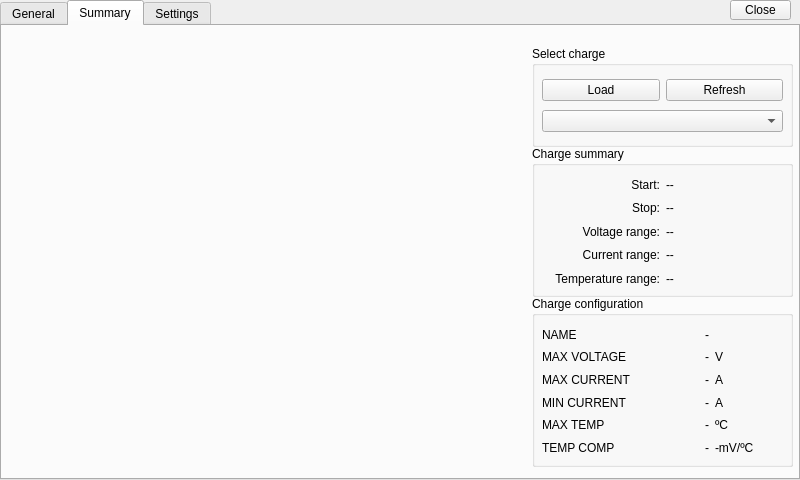
Above: form.ui from SFLACUEVA/AppQT before the change. Below: the same form after it.
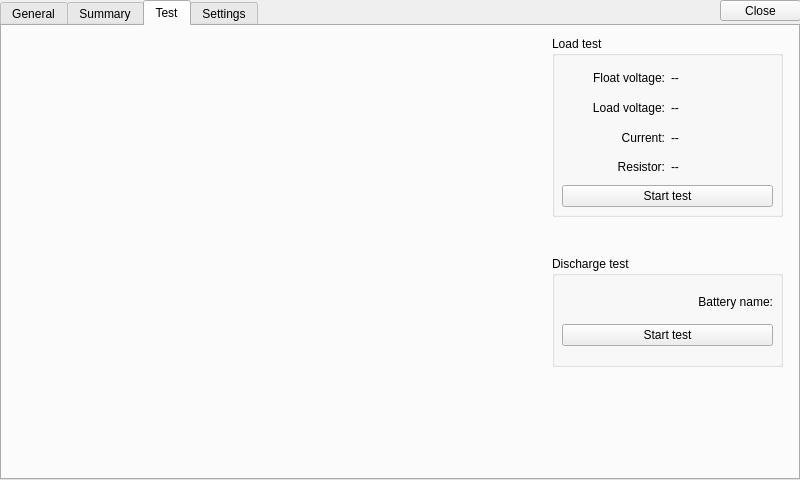
That is the form after the change.

```diff
--- a/form.ui
+++ b/form.ui
@@ -17,10 +17,10 @@
    <widget class="QPushButton" name="btClose">
     <property name="geometry">
      <rect>
-      <x>730</x>
+      <x>720</x>
       <y>0</y>
-      <width>61</width>
-      <height>20</height>
+      <width>81</width>
+      <height>21</height>
      </rect>
     </property>
     <property name="text">
@@ -40,7 +40,7 @@
      <enum>Qt::FocusPolicy::ClickFocus</enum>
     </property>
     <property name="currentIndex">
-     <number>1</number>
+     <number>2</number>
     </property>
     <widget class="QWidget" name="tabGen">
      <attribute name="title">
@@ -640,6 +640,187 @@
       </widget>
      </widget>
     </widget>
+    <widget class="QWidget" name="tabTest">
+     <attribute name="title">
+      <string>Test</string>
+     </attribute>
+     <widget class="QWidget" name="horizontalLayoutWidget_6">
+      <property name="geometry">
+       <rect>
+        <x>0</x>
+        <y>0</y>
+        <width>521</width>
+        <height>451</height>
+       </rect>
+      </property>
+      <layout class="QHBoxLayout" name="loadLayout"/>
+     </widget>
+     <widget class="QGroupBox" name="groupBox_6">
+      <property name="geometry">
+       <rect>
+        <x>550</x>
+        <y>10</y>
+        <width>231</width>
+        <height>181</height>
+       </rect>
+      </property>
+      <property name="title">
+       <string>Load test</string>
+      </property>
+      <widget class="QWidget" name="verticalLayoutWidget_3">
+       <property name="geometry">
+        <rect>
+         <x>10</x>
+         <y>30</y>
+         <width>211</width>
+         <height>141</height>
+        </rect>
+       </property>
+       <layout class="QVBoxLayout" name="verticalLayout_7">
+        <item>
+         <layout class="QHBoxLayout" name="horizontalLayout_4">
+          <item>
+           <layout class="QVBoxLayout" name="verticalLayout_8">
+            <item>
+             <widget class="QLabel" name="label_34">
+              <property name="text">
+               <string>Float voltage:</string>
+              </property>
+              <property name="alignment">
+               <set>Qt::AlignmentFlag::AlignRight|Qt::AlignmentFlag::AlignTrailing|Qt::AlignmentFlag::AlignVCenter</set>
+              </property>
+             </widget>
+            </item>
+            <item>
+             <widget class="QLabel" name="label_33">
+              <property name="text">
+               <string>Load voltage:</string>
+              </property>
+              <property name="alignment">
+               <set>Qt::AlignmentFlag::AlignRight|Qt::AlignmentFlag::AlignTrailing|Qt::AlignmentFlag::AlignVCenter</set>
+              </property>
+             </widget>
+            </item>
+            <item>
+             <widget class="QLabel" name="label_32">
+              <property name="text">
+               <string>Current:</string>
+              </property>
+              <property name="alignment">
+               <set>Qt::AlignmentFlag::AlignRight|Qt::AlignmentFlag::AlignTrailing|Qt::AlignmentFlag::AlignVCenter</set>
+              </property>
+             </widget>
+            </item>
+            <item>
+             <widget class="QLabel" name="label_35">
+              <property name="text">
+               <string>Resistor:</string>
+              </property>
+              <property name="alignment">
+               <set>Qt::AlignmentFlag::AlignRight|Qt::AlignmentFlag::AlignTrailing|Qt::AlignmentFlag::AlignVCenter</set>
+              </property>
+             </widget>
+            </item>
+           </layout>
+          </item>
+          <item>
+           <layout class="QVBoxLayout" name="verticalLayout_9">
+            <item>
+             <widget class="QLabel" name="testFloat">
+              <property name="text">
+               <string>--</string>
+              </property>
+             </widget>
+            </item>
+            <item>
+             <widget class="QLabel" name="testLoad">
+              <property name="text">
+               <string>--</string>
+              </property>
+             </widget>
+            </item>
+            <item>
+             <widget class="QLabel" name="testCurrent">
+              <property name="text">
+               <string>--</string>
+              </property>
+             </widget>
+            </item>
+            <item>
+             <widget class="QLabel" name="testR">
+              <property name="text">
+               <string>--</string>
+              </property>
+             </widget>
+            </item>
+           </layout>
+          </item>
+         </layout>
+        </item>
+        <item>
+         <widget class="QPushButton" name="testBtn">
+          <property name="text">
+           <string>Start test</string>
+          </property>
+         </widget>
+        </item>
+       </layout>
+      </widget>
+     </widget>
+     <widget class="QGroupBox" name="groupBox_7">
+      <property name="geometry">
+       <rect>
+        <x>550</x>
+        <y>230</y>
+        <width>231</width>
+        <height>111</height>
+       </rect>
+      </property>
+      <property name="title">
+       <string>Discharge test</string>
+      </property>
+      <widget class="QWidget" name="verticalLayoutWidget_6">
+       <property name="geometry">
+        <rect>
+         <x>10</x>
+         <y>30</y>
+         <width>211</width>
+         <height>71</height>
+        </rect>
+       </property>
+       <layout class="QVBoxLayout" name="verticalLayout_10">
+        <item>
+         <layout class="QHBoxLayout" name="horizontalLayout_5">
+          <item>
+           <layout class="QVBoxLayout" name="verticalLayout_11">
+            <item>
+             <widget class="QLabel" name="label_39">
+              <property name="text">
+               <string>Battery name:</string>
+              </property>
+              <property name="alignment">
+               <set>Qt::AlignmentFlag::AlignRight|Qt::AlignmentFlag::AlignTrailing|Qt::AlignmentFlag::AlignVCenter</set>
+              </property>
+             </widget>
+            </item>
+           </layout>
+          </item>
+          <item>
+           <layout class="QVBoxLayout" name="discLayout"/>
+          </item>
+         </layout>
+        </item>
+        <item>
+         <widget class="QPushButton" name="testBtn_2">
+          <property name="text">
+           <string>Start test</string>
+          </property>
+         </widget>
+        </item>
+       </layout>
+      </widget>
+     </widget>
+    </widget>
     <widget class="QWidget" name="tabAju">
      <attribute name="title">
       <string>Settings</string>
```
Left out of the diff: 100 changed lines with no effect on the pictures.
